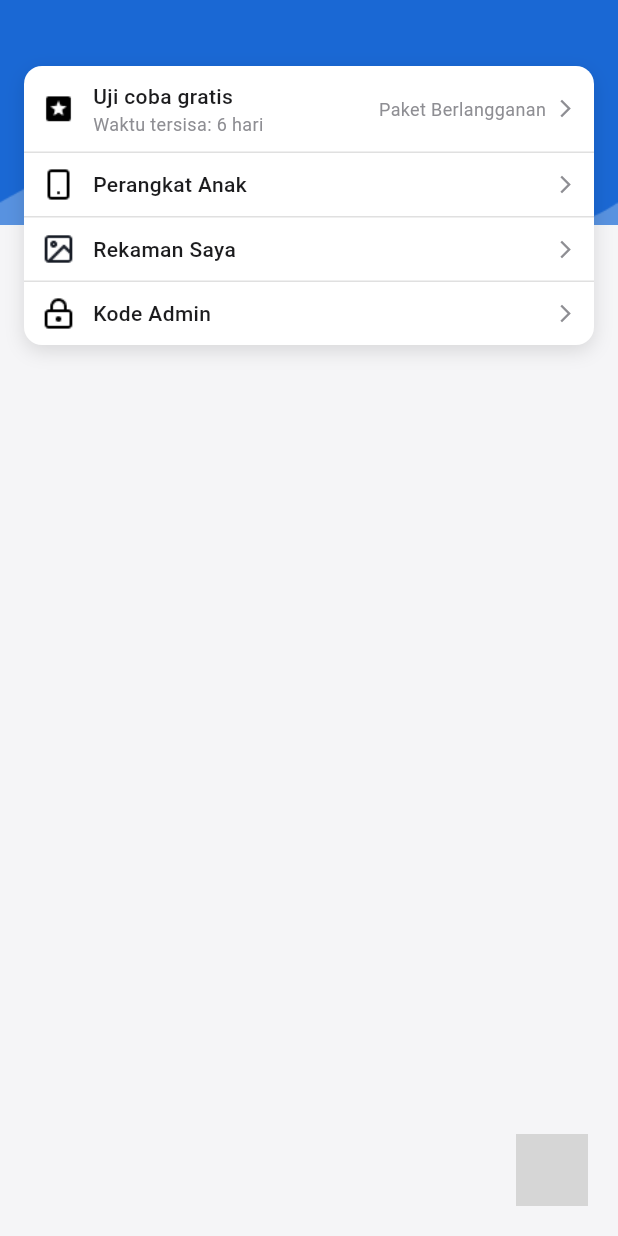
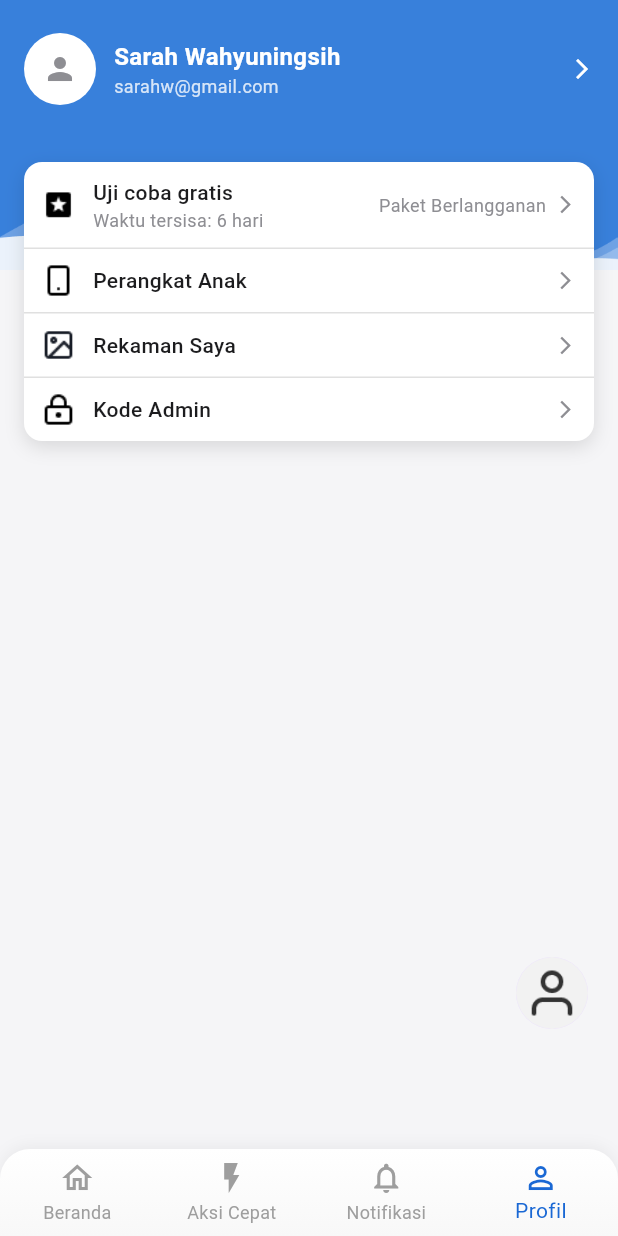
Before and after one commit to dhimskyyy/gen_app, a Flutter app: the ProfileScreen screen opened directly, on a phone screen of 412 x 824 dp. Run offline on Flutter 3.47's test engine with Material 3 defaults, Android fonts, the phone set to English and light mode, and no system bars; our stand-ins replace google_maps_flutter; Roboto replaces fonts that are missing (YourFont); grey boxes are pictures that could not be loaded.

Commit message:
fix navigation bottomnav

```diff
--- a/lib/bottom_nav.dart
+++ b/lib/bottom_nav.dart
@@ -1,5 +1,9 @@
 import 'package:flutter/material.dart';
+import 'package:gen_app/fast_action/action_screen.dart';
+import 'package:gen_app/notification/notification_screen.dart';
 import 'package:gen_app/theme/app_colors.dart';
+import 'package:gen_app/home_screen.dart';
+import 'package:gen_app/profile/profile_screen.dart';
 
 class CustomBottomNavBar extends StatelessWidget {
   final int currentIndex;
@@ -13,9 +17,64 @@ class CustomBottomNavBar extends StatelessWidget {
 
   @override
   Widget build(BuildContext context) {
-    return BottomNavigationBar(
+    return Container(
+      decoration: BoxDecoration(
+        gradient: const LinearGradient(
+          colors: [Colors.white, Color(0xFFF8F8F8)],
+          begin: Alignment.topCenter,
+          end: Alignment.bottomCenter,
+        ),
+        boxShadow: [
+          BoxShadow(
+            color: Colors.black.withOpacity(0.05),
+            offset: const Offset(0, -2),
+            blurRadius: 8,
+          ),
+        ],
+        borderRadius: const BorderRadius.only(
+          topLeft: Radius.circular(20),
+          topRight: Radius.circular(20),
+        ),
+      ),
+      child: ClipRRect(
+        borderRadius: const BorderRadius.only(
+          topLeft: Radius.circular(20),
+          topRight: Radius.circular(20),
+        ),
+        child: BottomNavigationBar(
+          backgroundColor: Colors.transparent,
+          elevation: 0,
           currentIndex: currentIndex,
-      onTap: onTap,
+          onTap: (index) {
+            if (index == 0) {
+              // Ke halaman beranda
+              Navigator.pushReplacement(
+                context,
+                MaterialPageRoute(builder: (_) => const HomeScreen()),
+              );
+            } else if (index == 1) {
+              // Ke halaman profil
+              Navigator.pushReplacement(
+                context,
+                MaterialPageRoute(builder: (_) => const ActionScreen()),
+              );
+            } else if (index == 2) {
+              // Ke halaman profil
+              Navigator.pushReplacement(
+                context,
+                MaterialPageRoute(builder: (_) => const NotificationScreen()),
+              );
+            } else if (index == 3) {
+              // Ke halaman profil
+              Navigator.pushReplacement(
+                context,
+                MaterialPageRoute(builder: (_) => const ProfileScreen()),
+              );
+            } else {
+              onTap(index);
+            }
+          },
+
           selectedItemColor: AppColors.primary,
           unselectedItemColor: Colors.grey,
           showUnselectedLabels: true,
@@ -38,6 +97,8 @@ class CustomBottomNavBar extends StatelessWidget {
               label: 'Profil',
             ),
           ],
+        ),
+      ),
     );
   }
 }
--- a/lib/home_screen.dart
+++ b/lib/home_screen.dart
@@ -10,7 +10,6 @@ class HomeScreen extends StatelessWidget {
     return Scaffold(
       body: Stack(
         children: [
-          // Background Header
           Container(
             height: 180,
             decoration: const BoxDecoration(
@@ -89,7 +88,7 @@ class HomeScreen extends StatelessWidget {
                         ),
                       ],
                     ),
-                    const SizedBox(height: 32),
+                    const SizedBox(height: 42),
 
                     // CARD PUTIH
                     Container(
--- a/lib/main.dart
+++ b/lib/main.dart
@@ -13,6 +13,7 @@ import 'theme/app_colors.dart';
 import 'location/location_screen.dart';
 import 'blocking/screens/blocking_screen.dart';
 import 'timelimit/timelimit_screen.dart';
+import 'profile/profile_screen.dart';
 
 void main() {
   runApp(const MyApp());
@@ -47,6 +48,7 @@ class MyApp extends StatelessWidget {
         '/location': (context) => const LocationScreen(),
         '/blocking': (context) => const BlockingScreen(),
         '/timelimit': (context) => const TimeLimitScreen(),
+        '/profile': (context) => const ProfileScreen(),
       },
     );
   }
--- a/lib/profile/profile_screen.dart
+++ b/lib/profile/profile_screen.dart
@@ -1,6 +1,8 @@
 import 'package:flutter/material.dart';
+import 'package:gen_app/home_screen.dart';
 import '../../theme/app_colors.dart';
 import '../../theme/text_styles.dart';
+import '../bottom_nav.dart';
 
 class ProfileScreen extends StatelessWidget {
   const ProfileScreen({super.key});
@@ -9,16 +11,26 @@ class ProfileScreen extends StatelessWidget {
   Widget build(BuildContext context) {
     return Scaffold(
       backgroundColor: AppColors.background,
-      body: Column(
+      body: Stack(
         children: [
-          Stack(
-            clipBehavior: Clip.none,
+          // Background biru
+          Container(
+            height: 180,
+            decoration: const BoxDecoration(
+              image: DecorationImage(
+                image: AssetImage('assets/images/bg.png'),
+                fit: BoxFit.cover,
+              ),
+            ),
+          ),
+
+          // Konten utama
+          SafeArea(
+            child: Column(
               children: [
-              Container(
-                height: 150,
-                width: double.infinity,
-                color: AppColors.primary,
-                padding: const EdgeInsets.only(top: 50, left: 20, right: 20),
+                const SizedBox(height: 22),
+                Padding(
+                  padding: const EdgeInsets.symmetric(horizontal: 16),
                   child: Row(
                     children: [
                       CircleAvatar(
@@ -30,7 +42,6 @@ class ProfileScreen extends StatelessWidget {
                       Expanded(
                         child: Column(
                           crossAxisAlignment: CrossAxisAlignment.start,
-                        mainAxisAlignment: MainAxisAlignment.center,
                           children: [
                             Text(
                               "Sarah Wahyuningsih",
@@ -50,28 +61,18 @@ class ProfileScreen extends StatelessWidget {
                       ),
                       const Icon(
                         Icons.arrow_forward_ios,
-                      color: AppColors.white,
+                        color: Colors.white,
                         size: 16,
                       ),
                     ],
                   ),
                 ),
 
-              Positioned(
-                bottom: -1,
-                left: 0,
-                right: 0,
-                child: Image.asset(
-                  "assets/images/bg_profile.png",
-                  fit: BoxFit.cover,
-                  height: 50,
-                ),
-              ),
+                const SizedBox(height: 38),
 
-              Positioned(
-                bottom: -80,
-                left: 16,
-                right: 16,
+                // Card menu putih
+                Padding(
+                  padding: const EdgeInsets.symmetric(horizontal: 16),
                   child: Container(
                     decoration: BoxDecoration(
                       color: AppColors.white,
@@ -111,23 +112,28 @@ class ProfileScreen extends StatelessWidget {
                     ),
                   ),
                 ),
+
+                const Spacer(),
               ],
             ),
+          ),
 
-          const SizedBox(height: 100),
-          Expanded(
-            child: Align(
-              alignment: Alignment.bottomRight,
-              child: Padding(
-                padding: const EdgeInsets.only(bottom: 20, right: 20),
+          // Foto profil kecil di pojok kanan bawah di atas bottom nav
+          Positioned(
+            bottom: 80, // pas di atas bottom nav
+            right: 20,
             child: CircleAvatar(
               radius: 24,
-                  backgroundImage: AssetImage("assets/icons/ava_profile.png"),
-                ),
-              ),
+              backgroundImage: AssetImage("assets/icons/profile_icon.png"),
             ),
           ),
         ],
+      ),
+      bottomNavigationBar: CustomBottomNavBar(
+        currentIndex: 3, // index aktif
+        onTap: (index) {
+          print("Navigasi ke index: $index");
+        },
       ),
     );
   }
```
Also changed, not shown: lib/fast_action/action_screen.dart (+7 -0 lines), lib/notification/notification_screen.dart (+7 -0 lines). Lines whose indentation alone changed are shown as unchanged.
